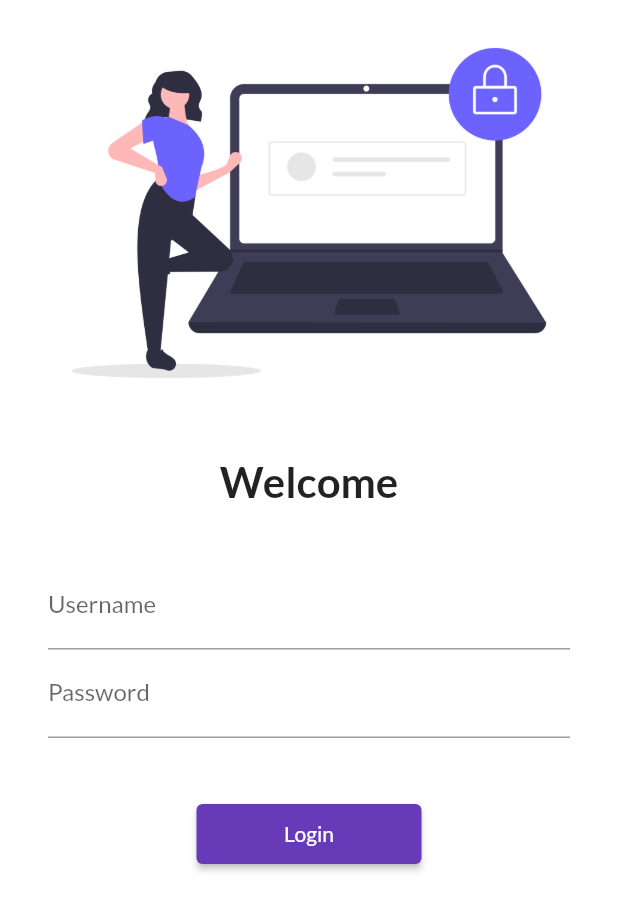
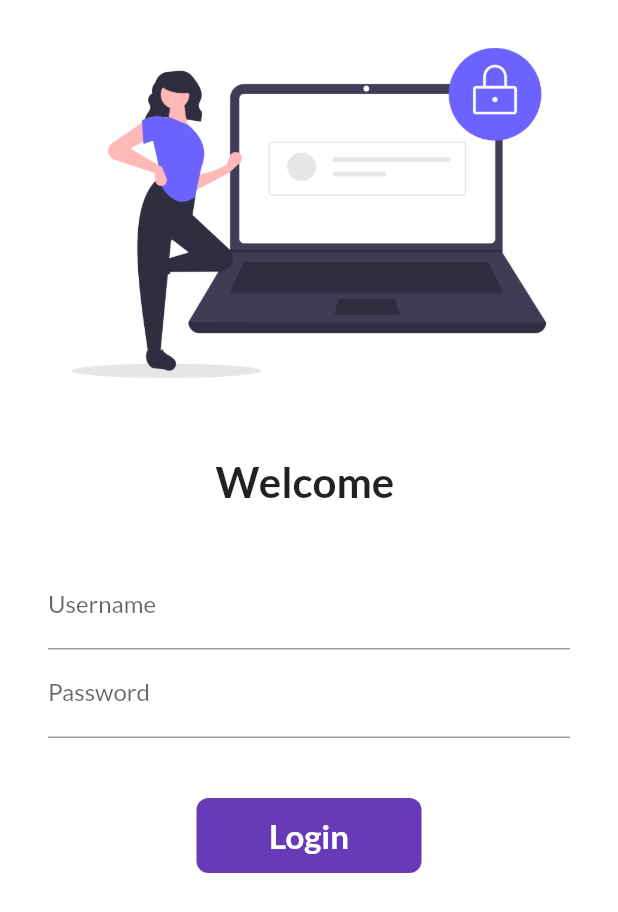
Before and after one commit to ahmedhakim0011/30DaysOFFlutter, a Flutter app: the screen it shows after launch, on a phone screen of 412 x 824 dp. Shown: the top 912 px of the screen. Run offline on Flutter 3.47's test engine with Material 2 defaults, Android fonts, the phone set to English and light mode, and no system bars; our stand-ins replace google_fonts.

Commit message:
Day 6 completed

```diff
--- a/lib/pages/login_page.dart
+++ b/lib/pages/login_page.dart
@@ -1,7 +1,14 @@
 import 'package:flutter/material.dart';
 import 'package:flutter_catlog/utils/routes.dart';
 
-class LoginPage extends StatelessWidget {
+class LoginPage extends StatefulWidget {
+  @override
+  State<LoginPage> createState() => _LoginPageState();
+}
+
+class _LoginPageState extends State<LoginPage> {
+  String name = "";
+  bool changeButton = false;
   @override
   Widget build(BuildContext context) {
     return Material(
@@ -17,7 +24,7 @@ class LoginPage extends StatelessWidget {
               height: 20,
             ),
             Text(
-              "Welcome",
+              "Welcome $name",
               style: TextStyle(
                 fontSize: 28,
                 fontWeight: FontWeight.bold,
@@ -31,6 +38,10 @@ class LoginPage extends StatelessWidget {
               child: Column(
                 children: [
                   TextFormField(
+                    onChanged: (value) {
+                      name = value;
+                      setState(() {});
+                    },
                     decoration: InputDecoration(
                       hintText: "Enter Username",
                       labelText: "Username",
@@ -46,17 +57,57 @@ class LoginPage extends StatelessWidget {
                   SizedBox(
                     height: 40,
                   ),
-                  ElevatedButton(
-                    onPressed: () {
+
+                  InkWell(
+                    onTap: () async {
+                      setState(() {
+                        changeButton = true;
+                      });
+                      await Future.delayed(
+                        Duration(
+                          seconds: 1,
+                        ),
+                      );
                       Navigator.pushNamed(context, MyRoutes.homeRoute);
                     },
-                    child: Text(
-                      "Login",
+                    child: AnimatedContainer(
+                      duration: Duration(seconds: 1),
+                      height: 50,
+                      width: changeButton ? 50 : 150,
+                      alignment: Alignment.center,
+                      decoration: BoxDecoration(
+                        // shape:
+                        //     changeButton ? BoxShape.circle : BoxShape.rectangle,
+                        borderRadius:
+                            BorderRadius.circular(changeButton ? 50 : 8),
+                        color: Colors.deepPurple,
+                      ),
+                      child: changeButton
+                          ? Icon(
+                              Icons.done,
+                              color: Colors.white,
+                            )
+                          : Text(
+                              "Login",
+                              style: TextStyle(
+                                color: Colors.white,
+                                fontWeight: FontWeight.bold,
+                                fontSize: 22,
+                              ),
+                            ),
                     ),
-                    style: TextButton.styleFrom(
-                      minimumSize: Size(150, 40),
-                    ),
-                  )
+                  ),
+                  // ElevatedButton(
+                  //   onPressed: () {
+                  //     Navigator.pushNamed(context, MyRoutes.homeRoute);
+                  //   },
+                  //   child: Text(
+                  //     "Login",
+                  //   ),
+                  //   style: TextButton.styleFrom(
+                  //     minimumSize: Size(150, 40),
+                  //   ),
+                  // ),
                 ],
               ),
             ),
```
